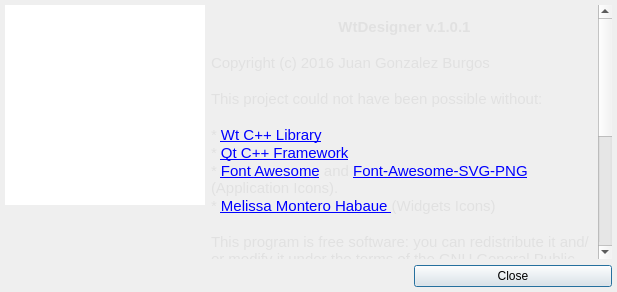
First picture: the form in src/main/dialogs/dialogabout/dialogabout.ui, repository juangburgos/WtDesigner, before the edit.
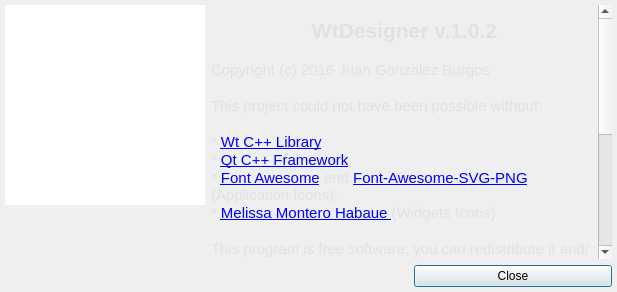
Second picture: the form after the edit. Icons and pictures are not drawn.

```diff
--- a/src/main/dialogs/dialogabout/dialogabout.ui
+++ b/src/main/dialogs/dialogabout/dialogabout.ui
@@ -99,7 +99,7 @@
 p, li { white-space: pre-wrap; }
 &lt;/style&gt;&lt;/head&gt;&lt;body style=&quot; font-family:'MS Shell Dlg 2'; font-size:8pt; font-weight:400; font-style:normal;&quot;&gt;
 &lt;p style=&quot;-qt-paragraph-type:empty; margin-top:0px; margin-bottom:0px; margin-left:0px; margin-right:0px; -qt-block-indent:0; text-indent:0px;&quot;&gt;&lt;br /&gt;&lt;/p&gt;
-&lt;p align=&quot;center&quot; style=&quot; margin-top:0px; margin-bottom:0px; margin-left:0px; margin-right:0px; -qt-block-indent:0; text-indent:0px;&quot;&gt;&lt;span style=&quot; font-family:'Arial,Helvetica,sans'; font-size:11pt; font-weight:600; color:#e1e1e1;&quot;&gt;WtDesigner v.1.0.1&lt;/span&gt;&lt;/p&gt;
+&lt;p align=&quot;center&quot; style=&quot; margin-top:0px; margin-bottom:0px; margin-left:0px; margin-right:0px; -qt-block-indent:0; text-indent:0px;&quot;&gt;&lt;span style=&quot; font-family:'Arial,Helvetica,sans'; font-size:16pt; font-weight:600; color:#e1e1e1;&quot;&gt;WtDesigner v.1.0.2&lt;/span&gt;&lt;/p&gt;
 &lt;p style=&quot;-qt-paragraph-type:empty; margin-top:0px; margin-bottom:0px; margin-left:0px; margin-right:0px; -qt-block-indent:0; text-indent:0px; font-size:11pt;&quot;&gt;&lt;br /&gt;&lt;/p&gt;
 &lt;p style=&quot; margin-top:0px; margin-bottom:0px; margin-left:0px; margin-right:0px; -qt-block-indent:0; text-indent:0px;&quot;&gt;&lt;span style=&quot; font-size:11pt; color:#e1e1e1;&quot;&gt;Copyright (c) 2016 Juan Gonzalez Burgos&lt;/span&gt;&lt;/p&gt;
 &lt;p style=&quot;-qt-paragraph-type:empty; margin-top:0px; margin-bottom:0px; margin-left:0px; margin-right:0px; -qt-block-indent:0; text-indent:0px; font-size:11pt;&quot;&gt;&lt;br /&gt;&lt;/p&gt;
```
